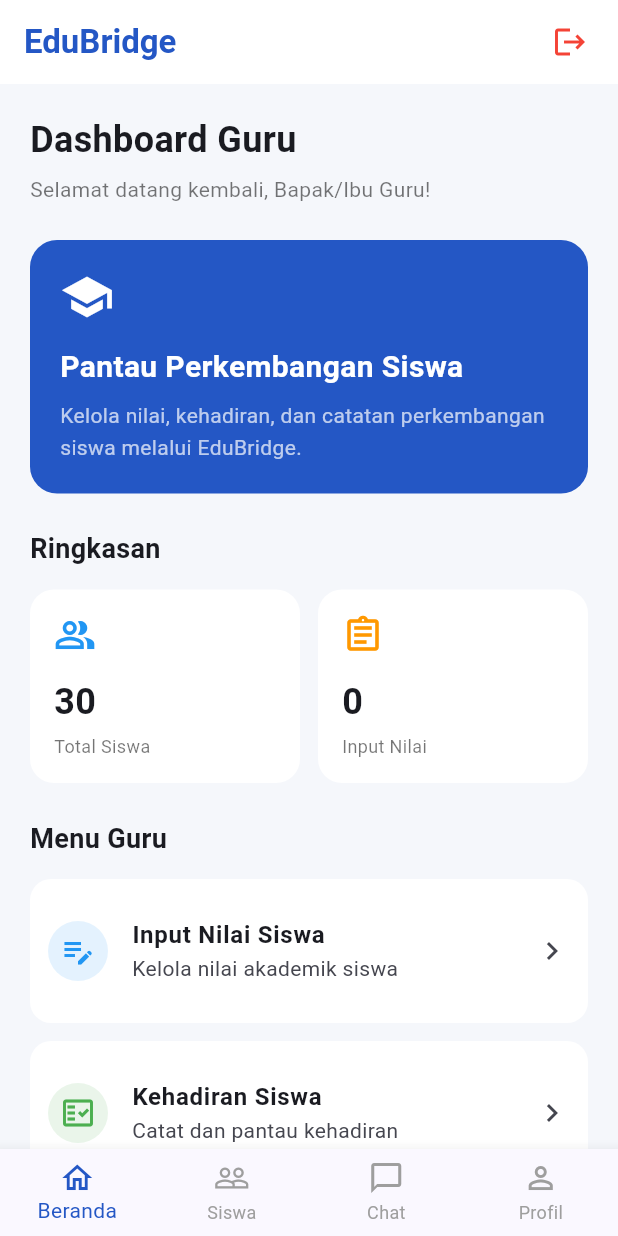
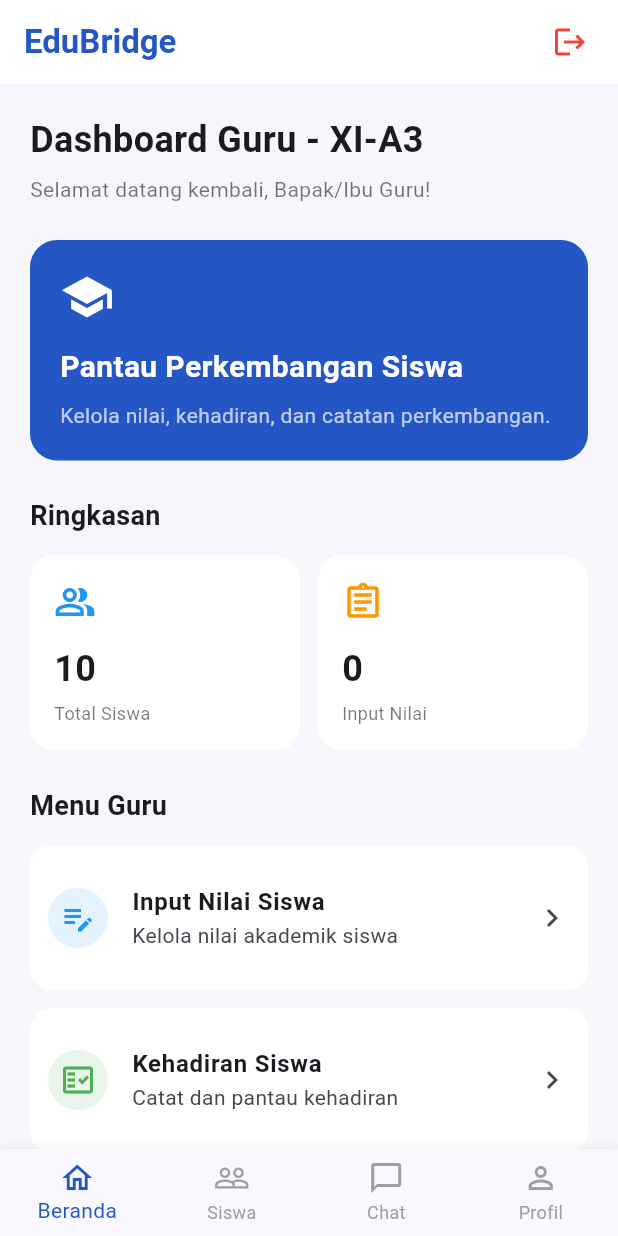
Before and after one commit to muutiararagil27/edubridge, a Flutter app: the screen it shows once a user with an empty profile is signed in, on a phone screen of 412 x 824 dp. Run offline on Flutter 3.47's test engine with Material 3 defaults, Android fonts, the phone set to English and light mode, and no system bars; our stand-ins replace cloud_firestore, firebase_auth, firebase_core; accounts and stored records are empty.

Commit message:
Update data 10 siswa dan tambah keterangan kelas XI-A3

```diff
--- a/lib/screen/parent_home_screen.dart
+++ b/lib/screen/parent_home_screen.dart
@@ -119,7 +119,7 @@ class _KehadiranTab extends StatelessWidget {
     return StreamBuilder<QuerySnapshot>(
       stream: FirebaseFirestore.instance
           .collection('Kehadiran')
-          .orderBy('createdAt', descending: true)
+          .orderBy('tanggal', descending: true)
           .snapshots(),
       builder: (context, snapshot) {
         if (snapshot.connectionState == ConnectionState.waiting) {
--- a/lib/screen/teacher_home_screen.dart
+++ b/lib/screen/teacher_home_screen.dart
@@ -1,12 +1,28 @@
 import 'package:flutter/material.dart';
 import 'package:firebase_auth/firebase_auth.dart';
+import 'package:cloud_firestore/cloud_firestore.dart';
 import 'login_screen.dart';
 import 'grade_input_screen.dart';
-import 'attendance_input_screen.dart';
+import 'mass_attendance_screen.dart';
 import 'report_screen.dart';
 
-class TeacherHomeScreen extends StatelessWidget {
+class TeacherHomeScreen extends StatefulWidget {
   const TeacherHomeScreen({super.key});
+
+  @override
+  State<TeacherHomeScreen> createState() => _TeacherHomeScreenState();
+}
+
+class _TeacherHomeScreenState extends State<TeacherHomeScreen> {
+  int _selectedIndex = 0;
+
+  // Daftar halaman untuk navigasi bawah
+  final List<Widget> _pages = [
+    const _DashboardView(),
+    const _StudentListView(),
+    const _PlaceholderScreen(title: 'Pesan / Chat'),
+    const _PlaceholderScreen(title: 'Profil Guru'),
+  ];
 
   @override
   Widget build(BuildContext context) {
@@ -17,15 +33,11 @@ class TeacherHomeScreen extends StatelessWidget {
         elevation: 0,
         title: const Text(
           'EduBridge',
-          style: TextStyle(
-            color: Color(0xFF2457C5),
-            fontWeight: FontWeight.bold,
-          ),
+          style: TextStyle(color: Color(0xFF2457C5), fontWeight: FontWeight.bold),
         ),
         actions: [
           IconButton(
             icon: const Icon(Icons.logout, color: Colors.red),
-            tooltip: 'Keluar',
             onPressed: () async {
               await FirebaseAuth.instance.signOut();
               if (!context.mounted) return;
@@ -38,23 +50,40 @@ class TeacherHomeScreen extends StatelessWidget {
           const SizedBox(width: 8),
         ],
       ),
-      body: ListView(
+      body: _pages[_selectedIndex],
+      bottomNavigationBar: BottomNavigationBar(
+        type: BottomNavigationBarType.fixed,
+        currentIndex: _selectedIndex,
+        selectedItemColor: const Color(0xFF2457C5),
+        unselectedItemColor: Colors.grey,
+        onTap: (index) {
+          setState(() {
+            _selectedIndex = index;
+          });
+        },
+        items: const [
+          BottomNavigationBarItem(icon: Icon(Icons.home_outlined), label: 'Beranda'),
+          BottomNavigationBarItem(icon: Icon(Icons.people_outline), label: 'Siswa'),
+          BottomNavigationBarItem(icon: Icon(Icons.chat_bubble_outline), label: 'Chat'),
+          BottomNavigationBarItem(icon: Icon(Icons.person_outline), label: 'Profil'),
+        ],
+      ),
+    );
+  }
+}
+
+class _DashboardView extends StatelessWidget {
+  const _DashboardView();
+
+  @override
+  Widget build(BuildContext context) {
+    return ListView(
       padding: const EdgeInsets.all(20),
       children: [
-          const Text(
-            'Dashboard Guru',
-            style: TextStyle(
-              fontSize: 24,
-              fontWeight: FontWeight.bold,
-            ),
-          ),
+        const Text('Dashboard Guru - XI-A3', style: TextStyle(fontSize: 24, fontWeight: FontWeight.bold)),
         const SizedBox(height: 6),
-          const Text(
-            'Selamat datang kembali, Bapak/Ibu Guru!',
-            style: TextStyle(color: Colors.black54),
-          ),
+        const Text('Selamat datang kembali, Bapak/Ibu Guru!', style: TextStyle(color: Colors.black54)),
         const SizedBox(height: 24),
-
         Container(
           padding: const EdgeInsets.all(20),
           decoration: BoxDecoration(
@@ -64,226 +93,197 @@ class TeacherHomeScreen extends StatelessWidget {
           child: const Column(
             crossAxisAlignment: CrossAxisAlignment.start,
             children: [
-                Icon(
-                  Icons.school,
-                  color: Colors.white,
-                  size: 36,
-                ),
+              Icon(Icons.school, color: Colors.white, size: 36),
               SizedBox(height: 14),
-                Text(
-                  'Pantau Perkembangan Siswa',
-                  style: TextStyle(
-                    color: Colors.white,
-                    fontSize: 20,
-                    fontWeight: FontWeight.bold,
-                  ),
-                ),
+              Text('Pantau Perkembangan Siswa', style: TextStyle(color: Colors.white, fontSize: 20, fontWeight: FontWeight.bold)),
               SizedBox(height: 8),
-                Text(
-                  'Kelola nilai, kehadiran, dan catatan '
-                  'perkembangan siswa melalui EduBridge.',
-                  style: TextStyle(
-                    color: Colors.white70,
-                    height: 1.5,
-                  ),
-                ),
+              Text('Kelola nilai, kehadiran, dan catatan perkembangan.', style: TextStyle(color: Colors.white70)),
             ],
           ),
         ),
         const SizedBox(height: 24),
-
-          const Text(
-            'Ringkasan',
-            style: TextStyle(
-              fontSize: 18,
-              fontWeight: FontWeight.bold,
-            ),
-          ),
+        const Text('Ringkasan', style: TextStyle(fontSize: 18, fontWeight: FontWeight.bold)),
         const SizedBox(height: 14),
-
         Row(
           children: [
-              Expanded(
-                child: _summaryCard(
-                  icon: Icons.people_alt_outlined,
-                  title: 'Total Siswa',
-                  value: '30',
-                  color: Colors.blue,
-                ),
+            const Expanded(
+              child: _SummaryCard(icon: Icons.people_alt_outlined, title: 'Total Siswa', value: '10', color: Colors.blue),
             ),
             const SizedBox(width: 12),
             Expanded(
-                child: _summaryCard(
+              child: StreamBuilder<QuerySnapshot>(
+                stream: FirebaseFirestore.instance.collection('Nilai').snapshots(),
+                builder: (context, snapshot) {
+                  if (snapshot.connectionState == ConnectionState.waiting) {
+                    return const _SummaryCard(
+                      icon: Icons.assignment_outlined,
+                      title: 'Memuat...',
+                      value: '...',
+                      color: Colors.orange,
+                    );
+                  }
+                  if (snapshot.hasError) {
+                    return const _SummaryCard(
+                      icon: Icons.error_outline,
+                      title: 'Error',
+                      value: '-',
+                      color: Colors.red,
+                    );
+                  }
+
+                  String totalNilai = '0';
+                  if (snapshot.hasData) {
+                    totalNilai = snapshot.data!.docs.length.toString();
+                  }
+
+                  return _SummaryCard(
                     icon: Icons.assignment_outlined,
                     title: 'Input Nilai',
-                  value: '0',
+                    value: totalNilai,
                     color: Colors.orange,
+                  );
+                },
               ),
             ),
           ],
         ),
         const SizedBox(height: 24),
-
-          const Text(
-            'Menu Guru',
-            style: TextStyle(
-              fontSize: 18,
-              fontWeight: FontWeight.bold,
+        const Text('Menu Guru', style: TextStyle(fontSize: 18, fontWeight: FontWeight.bold)),
+        const SizedBox(height: 14),
+        _MenuCard(
+          icon: Icons.edit_note, title: 'Input Nilai Siswa', subtitle: 'Kelola nilai akademik siswa', color: Colors.blue,
+          targetScreen: const GradeInputScreen(),
         ),
+        _MenuCard(
+          icon: Icons.fact_check_outlined, title: 'Kehadiran Siswa', subtitle: 'Catat dan pantau kehadiran', color: Colors.green,
+          targetScreen: const MassAttendanceScreen(),
         ),
-          const SizedBox(height: 14),
-
-          _menuCard(
-            context,
-            icon: Icons.edit_note,
-            title: 'Input Nilai Siswa',
-            subtitle: 'Kelola nilai akademik siswa',
-            color: Colors.blue,
+        _MenuCard(
+          icon: Icons.sticky_note_2_outlined, title: 'Catatan Perkembangan', subtitle: 'Tambahkan catatan perilaku siswa', color: Colors.orange,
+          targetScreen: const _PlaceholderScreen(title: 'Form Catatan Perkembangan'),
         ),
-          _menuCard(
-            context,
-            icon: Icons.fact_check_outlined,
-            title: 'Kehadiran Siswa',
-            subtitle: 'Catat dan pantau kehadiran',
-            color: Colors.green,
-          ),
-          _menuCard(
-            context,
-            icon: Icons.sticky_note_2_outlined,
-            title: 'Catatan Perkembangan',
-            subtitle: 'Tambahkan catatan perilaku siswa',
-            color: Colors.orange,
-          ),
-          _menuCard(
-            context,
-            icon: Icons.bar_chart,
-            title: 'Laporan Siswa',
-            subtitle: 'Lihat ringkasan perkembangan siswa',
-            color: Colors.purple,
+        _MenuCard(
+          icon: Icons.bar_chart, title: 'Laporan Siswa', subtitle: 'Lihat ringkasan perkembangan siswa', color: Colors.purple,
+          targetScreen: const ReportScreen(),
         ),
       ],
-      ),
-      bottomNavigationBar: BottomNavigationBar(
-        type: BottomNavigationBarType.fixed,
-        currentIndex: 0,
-        selectedItemColor: const Color(0xFF2457C5),
-        unselectedItemColor: Colors.grey,
-        items: const [
-          BottomNavigationBarItem(
-            icon: Icon(Icons.home_outlined),
-            label: 'Beranda',
-          ),
-          BottomNavigationBarItem(
-            icon: Icon(Icons.people_outline),
-            label: 'Siswa',
-          ),
-          BottomNavigationBarItem(
-            icon: Icon(Icons.chat_bubble_outline),
-            label: 'Chat',
-          ),
-          BottomNavigationBarItem(
-            icon: Icon(Icons.person_outline),
-            label: 'Profil',
-          ),
-        ],
-      ),
     );
   }
+}
 
-  static Widget _summaryCard({
-    required IconData icon,
-    required String title,
-    required String value,
-    required Color color,
-  }) {
+class _SummaryCard extends StatelessWidget {
+  final IconData icon;
+  final String title;
+  final String value;
+  final Color color;
+
+  const _SummaryCard({required this.icon, required this.title, required this.value, required this.color});
+
+  @override
+  Widget build(BuildContext context) {
     return Container(
       padding: const EdgeInsets.all(16),
-      decoration: BoxDecoration(
-        color: Colors.white,
-        borderRadius: BorderRadius.circular(16),
-      ),
+      decoration: BoxDecoration(color: Colors.white, borderRadius: BorderRadius.circular(16)),
       child: Column(
         crossAxisAlignment: CrossAxisAlignment.start,
         children: [
           Icon(icon, color: color, size: 28),
           const SizedBox(height: 14),
-          Text(
-            value,
-            style: const TextStyle(
-              fontSize: 24,
-              fontWeight: FontWeight.bold,
-            ),
-          ),
+          Text(value, style: const TextStyle(fontSize: 24, fontWeight: FontWeight.bold)),
           const SizedBox(height: 4),
-          Text(
-            title,
-            style: const TextStyle(
-              color: Colors.black54,
-              fontSize: 12,
-            ),
-          ),
+          Text(title, style: const TextStyle(color: Colors.black54, fontSize: 12)),
         ],
       ),
     );
   }
+}
 
-  static Widget _menuCard(
-    BuildContext context, {
-    required IconData icon,
-    required String title,
-    required String subtitle,
-    required Color color,
-  }) {
+class _MenuCard extends StatelessWidget {
+  final IconData icon;
+  final String title;
+  final String subtitle;
+  final Color color;
+  final Widget targetScreen;
+
+  const _MenuCard({required this.icon, required this.title, required this.subtitle, required this.color, required this.targetScreen});
+
+  @override
+  Widget build(BuildContext context) {
     return Card(
       color: Colors.white,
       elevation: 0,
       margin: const EdgeInsets.only(bottom: 12),
-      shape: RoundedRectangleBorder(
-        borderRadius: BorderRadius.circular(14),
-      ),
+      shape: RoundedRectangleBorder(borderRadius: BorderRadius.circular(14)),
       child: ListTile(
         contentPadding: const EdgeInsets.all(12),
-        leading: CircleAvatar(
-          backgroundColor: color.withValues(alpha: 0.12),
-          child: Icon(icon, color: color),
-        ),
-        title: Text(
-          title,
-          style: const TextStyle(
-            fontWeight: FontWeight.w600,
-          ),
-        ),
+        leading: CircleAvatar(backgroundColor: color.withOpacity(0.12), child: Icon(icon, color: color)),
+        title: Text(title, style: const TextStyle(fontWeight: FontWeight.w600)),
         subtitle: Text(subtitle),
         trailing: const Icon(Icons.chevron_right),
-        onTap: () {
-          if (title == 'Input Nilai Siswa') {
-            Navigator.push(
-              context,
-              MaterialPageRoute(
-                builder: (context) => const GradeInputScreen(),
-              ),
-            );
-          } else if (title == 'Kehadiran Siswa') {
-            Navigator.push(
-              context,
-              MaterialPageRoute(
-                builder: (context) => const AttendanceInputScreen(),
-              ),
-            );
-          } else if (title == 'Laporan Siswa') {
-            Navigator.push(
-              context,
-              MaterialPageRoute(
-                builder: (context) => const ReportScreen(),
-              ),
-            );
-          } else {
-            ScaffoldMessenger.of(context).showSnackBar(
-              SnackBar(
-                content: Text('$title belum tersedia.'),
+        onTap: () => Navigator.push(context, MaterialPageRoute(builder: (context) => targetScreen)),
       ),
     );
   }
+}
+
+class _PlaceholderScreen extends StatelessWidget {
+  final String title;
+  const _PlaceholderScreen({required this.title});
+
+  @override
+  Widget build(BuildContext context) {
+    return Scaffold(
+      appBar: AppBar(title: Text(title), backgroundColor: Colors.white, foregroundColor: Colors.black),
+      body: Center(child: Text('Fitur $title akan segera hadir.', style: const TextStyle(fontSize: 16))),
+    );
+  }
+}
+
+class _StudentListView extends StatelessWidget {
+  const _StudentListView();
+
+  @override
+  Widget build(BuildContext context) {
+    final List<Map<String, String>> students = [
+      {'nama': 'Anissa Vika', 'nis': '2413025005'},
+      {'nama': 'Anita Rahmawati', 'nis': '2413025013'},
+      {'nama': 'Khansa Nabila Hafish', 'nis': '2413025015'},
+      {'nama': 'Syifa Nur R', 'nis': '2413025019'},
+      {'nama': 'Elsa Susanti', 'nis': '2413025027'},
+      {'nama': 'Raehan', 'nis': '2413025033'},
+      {'nama': 'Selvia Alexandra', 'nis': '2413025025'},
+      {'nama': 'Shava Phiyan', 'nis': '2413025047'},
+      {'nama': 'Nur Istikomah', 'nis': '2413025053'},
+      {'nama': 'Aulia Tri A', 'nis': '2413025073'},
+    ];
+
+    return Scaffold(
+      appBar: AppBar(
+        title: const Text('Daftar Siswa - XI-A3', style: TextStyle(color: Colors.black, fontWeight: FontWeight.bold)),
+        backgroundColor: Colors.white,
+        elevation: 1,
+      ),
+      body: ListView.builder(
+        padding: const EdgeInsets.all(16),
+        itemCount: students.length,
+        itemBuilder: (context, index) {
+          return Card(
+            elevation: 0,
+            margin: const EdgeInsets.only(bottom: 12),
+            shape: RoundedRectangleBorder(
+              borderRadius: BorderRadius.circular(12),
+              side: BorderSide(color: Colors.grey.shade300),
+            ),
+            child: ListTile(
+              leading: CircleAvatar(
+                backgroundColor: const Color(0xFF2457C5).withOpacity(0.1),
+                child: const Icon(Icons.person, color: Color(0xFF2457C5)),
+              ),
+              title: Text(students[index]['nama']!, style: const TextStyle(fontWeight: FontWeight.bold)),
+              subtitle: Text('NIS: ${students[index]['nis']}'),
+              trailing: const Icon(Icons.arrow_forward_ios, size: 16, color: Colors.grey),
+            ),
+          );
         },
       ),
     );
```
Also changed, not shown: lib/screen/mass_attendance_screen.dart (added, +185 -0 lines). Lines whose indentation alone changed are shown as unchanged.
